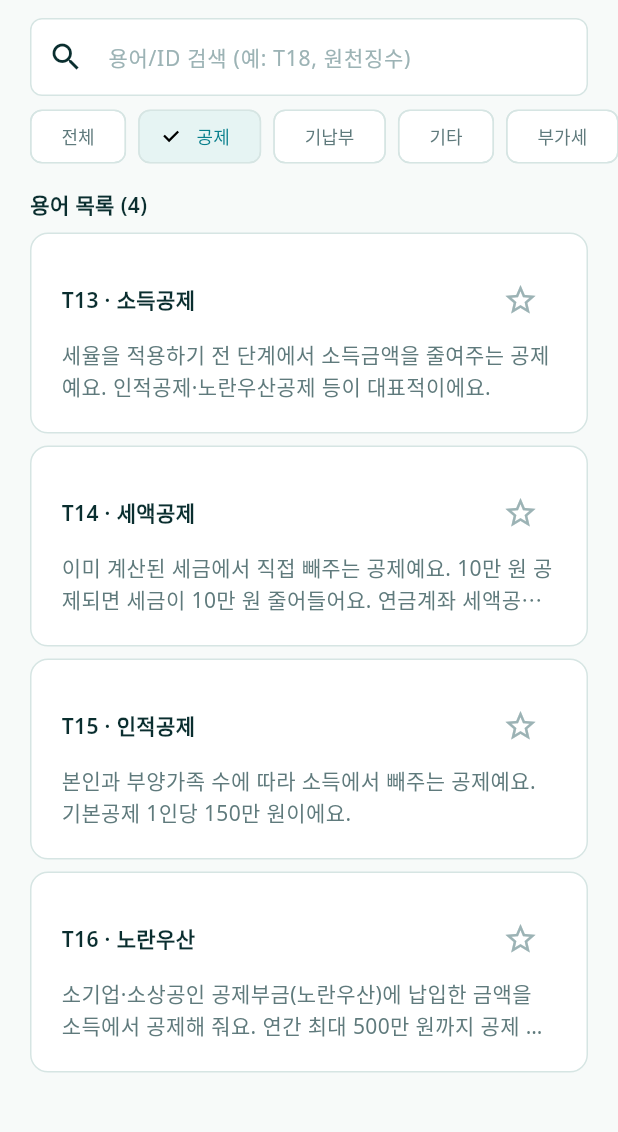
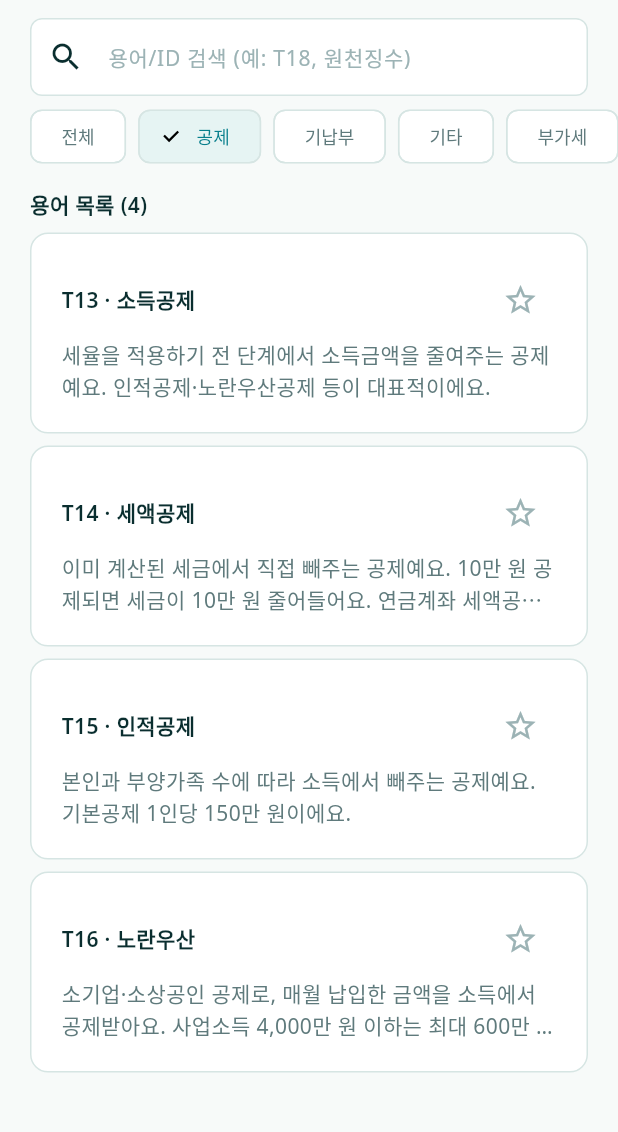
Before and after one commit to bradcha85/tax-radar, a Flutter app: the GlossaryScreen screen opened by its route, after a tap on "공제", on a phone screen of 412 x 824 dp, the part 84-1216 px from its top. Run offline on Flutter 3.47's test engine with Material 3 defaults, Android fonts, the light colour scheme and no system bars; our stand-ins replace go_router, google_fonts, hive_flutter; accounts and stored records are empty.

```diff
--- a/lib/data/glossary_terms.dart
+++ b/lib/data/glossary_terms.dart
@@ -120,7 +120,7 @@ const List<GlossaryTerm> kGlossaryTerms = [
     id: 'T16',
     title: '노란우산',
     description:
-        '소기업·소상공인 공제부금(노란우산)에 납입한 금액을 소득에서 공제해 줘요. 연간 최대 500만 원까지 공제 가능해요.',
+        '소기업·소상공인 공제로, 매월 납입한 금액을 소득에서 공제받아요. 사업소득 4,000만 원 이하는 최대 600만 원, 4,000만~1억 원은 400만 원, 1억 원 초과는 200만 원까지 공제돼요.',
     category: '공제',
     whereToFind: ['노란우산공제 홈페이지 또는 앱 → 납입내역 조회', '중소기업중앙회 납입증명서'],
   ),
@@ -228,6 +228,18 @@ const List<GlossaryTerm> kGlossaryTerms = [
     whereToFind: ['자료함 화면 하단의 \'마지막 업데이트\'', '홈 화면 정확도 게이지의 \'최신성\' 항목'],
   ),
   GlossaryTerm(
+    id: 'T30',
+    title: '일몰 조항',
+    description:
+        '세금 혜택이 특정 날짜까지만 적용되는 한시적 규정이에요. 기한이 지나면 원래 비율로 돌아가요. 세금레이더는 날짜에 따라 자동으로 적용 여부를 판단해요.',
+    category: '기타',
+    whereToFind: [
+      '기획재정부 → 세법개정안',
+      '국세청 → 달라지는 세금제도',
+      '세금레이더 → 용어 사전 → 우대한도율, 9/109 특례',
+    ],
+  ),
+  GlossaryTerm(
     id: 'V01',
     title: '부가세',
     description:
@@ -260,15 +272,15 @@ const List<GlossaryTerm> kGlossaryTerms = [
     id: 'V05',
     title: '의제매입',
     description:
-        '부가세가 면제되는 농·축·수산물 등 식재료를 매입했을 때 일정 비율을 공제받는 제도예요. 음식점·카페에 해당돼요.',
+        '면세 농산물 등을 구입하면 매입세액의 일부를 공제받을 수 있어요. 음식점은 우대한도율(60~75%)과 공제율(8/108 또는 9/109)이 적용되며, 한도율과 공제율은 과세표준과 업종에 따라 달라요.',
     category: '부가세',
-    whereToFind: ['면세 식재료 매입 영수증·계산서', '전체 지출이 아닌 면세 매입액만 입력'],
+    whereToFind: ['부가세 신고서 → \'의제매입세액공제\' 란', '홈택스 → 부가가치세 신고 → 의제매입세액 공제신고서', '면세계산서·영수증 합계표'],
   ),
   GlossaryTerm(
     id: 'V06',
     title: '신카 공제',
     description:
-        '신용카드·현금영수증으로 매출이 발생했을 때 일정 금액을 공제받는 제도예요. 연간 한도(최대 1,000만 원)가 있어요.',
+        '신용카드·현금영수증 발행 금액의 1.3%를 세액에서 공제받아요(연간 한도 1,000만 원). 이 혜택은 2026년 12월 31일까지 적용되며, 이후에는 1.0%, 연간 500만 원 한도로 축소돼요.',
     category: '부가세',
     whereToFind: ['카드매출 + 현금영수증 발행 합계 확인'],
   ),
@@ -310,6 +322,30 @@ const List<GlossaryTerm> kGlossaryTerms = [
       '세무사 대리 신고 시 자료 전달 필요',
     ],
   ),
+  GlossaryTerm(
+    id: 'V11',
+    title: '우대한도율',
+    description:
+        '의제매입세액공제의 한도를 높여주는 우대 비율이에요. 음식점 개인사업자는 과세표준에 따라 60~75%까지 적용돼요(2027년 12월 31일까지). 이후에는 기본한도율(40~50%)로 돌아가요.',
+    category: '부가세',
+    whereToFind: [
+      '부가가치세법 시행령 제84조',
+      '국세청 → 의제매입세액 공제 안내',
+      '세금레이더 → 부가세 상세 → 의제매입 공제 항목',
+    ],
+  ),
+  GlossaryTerm(
+    id: 'V12',
+    title: '9/109 특례',
+    description:
+        '연 과세표준 4억 원 이하 음식점에 적용되는 의제매입세액 공제율 특례예요. 일반 공제율(8/108)보다 높은 9/109를 적용받아요. 2026년 12월 31일까지 한시적으로 적용돼요.',
+    category: '부가세',
+    whereToFind: [
+      '부가가치세법 시행령 제84조',
+      '국세청 → 의제매입세액 공제율 안내',
+      '세금레이더 → 부가세 상세 → 의제매입 공제율',
+    ],
+  ),
 ];
 
 final Map<String, GlossaryTerm> kGlossaryTermMap = {
--- a/lib/utils/precision_tax_engine.dart
+++ b/lib/utils/precision_tax_engine.dart
@@ -197,7 +197,7 @@ enum _BoundMode { base, lower, upper }
 class PrecisionTaxEngine {
   PrecisionTaxEngine._();
 
-  static const Set<int> _supportedConstantYears = {2025};
+  static const Set<int> _supportedConstantYears = {2025, 2026};
 
   static bool hasConstantsForYear(int year) {
     return _supportedConstantYears.contains(year);
@@ -1308,7 +1308,7 @@ class PrecisionTaxEngine {
 
   static int _applyTaxBracket(int taxBase, int year) {
     final applied = resolveAppliedYear(year);
-    if (applied == 2025) {
+    if (applied == 2025 || applied == 2026) {
       if (taxBase <= 14000000) {
         return (taxBase * 0.06).floor();
       }
@@ -1337,7 +1337,6 @@ class PrecisionTaxEngine {
 
   static int _yellowUmbrellaLimit(int businessIncome) {
     if (businessIncome <= 40000000) return 6000000;
-    if (businessIncome <= 60000000) return 5000000;
     if (businessIncome <= 100000000) return 4000000;
     return 2000000;
   }
```
Also changed, not shown: lib/utils/tax_calculator.dart (+45 -7 lines), 4 other files.
